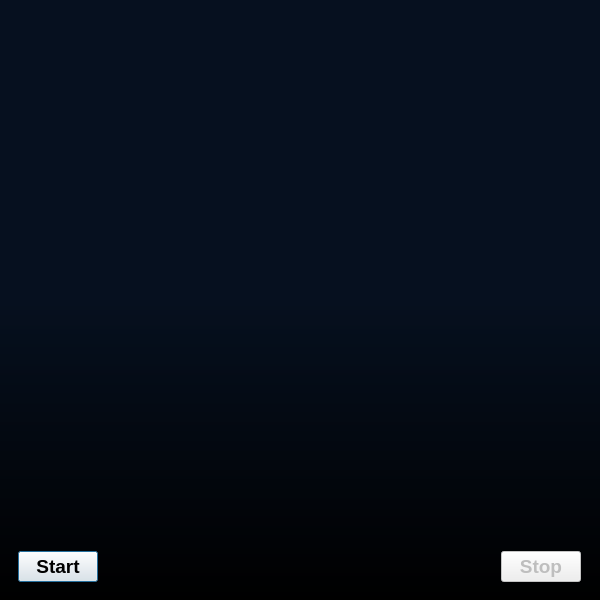
Above: src/ui/MainWindow.ui from bitcap-co/bitcap-ipr before the change. Below: the same form after it.
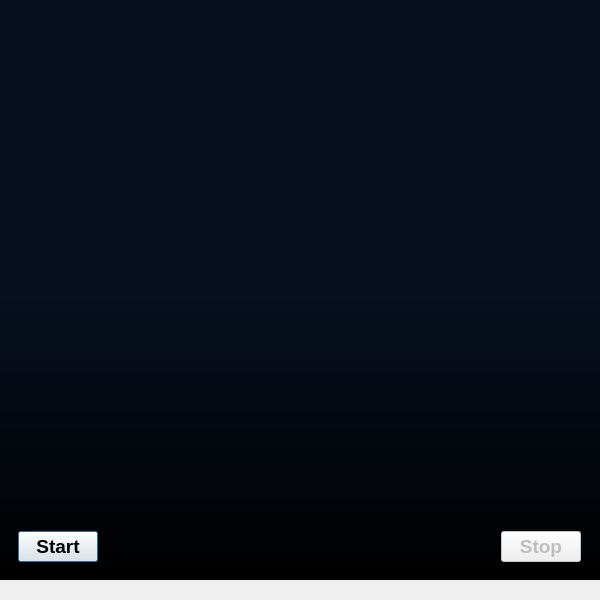
That is the form after the change.

What changed in the file:
```diff
--- a/src/ui/MainWindow.ui
+++ b/src/ui/MainWindow.ui
@@ -69,7 +69,7 @@
       <x>9</x>
       <y>60</y>
       <width>581</width>
-      <height>531</height>
+      <height>511</height>
      </rect>
     </property>
     <layout class="QVBoxLayout" name="verticalLayout">
@@ -934,6 +934,19 @@
     </layout>
    </widget>
   </widget>
+  <widget class="QStatusBar" name="iprStatus">
+   <property name="font">
+    <font>
+     <pointsize>10</pointsize>
+    </font>
+   </property>
+   <property name="toolTip">
+    <string>Current IPR Status</string>
+   </property>
+   <property name="sizeGripEnabled">
+    <bool>false</bool>
+   </property>
+  </widget>
  </widget>
  <resources/>
  <connections/>
```
